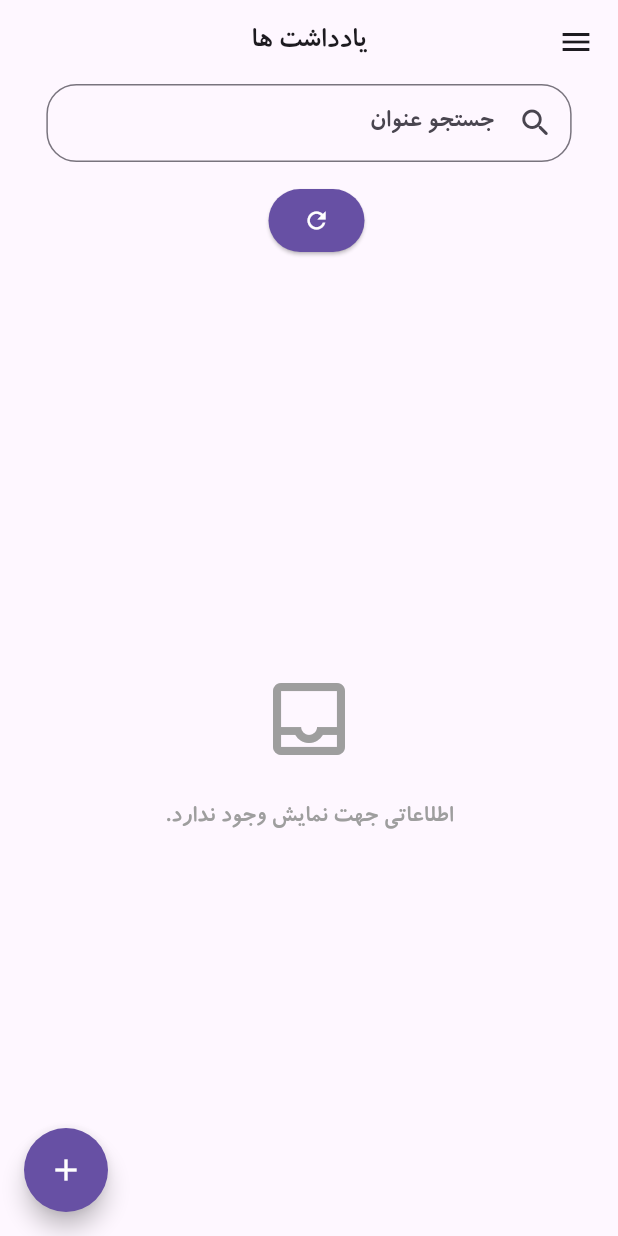
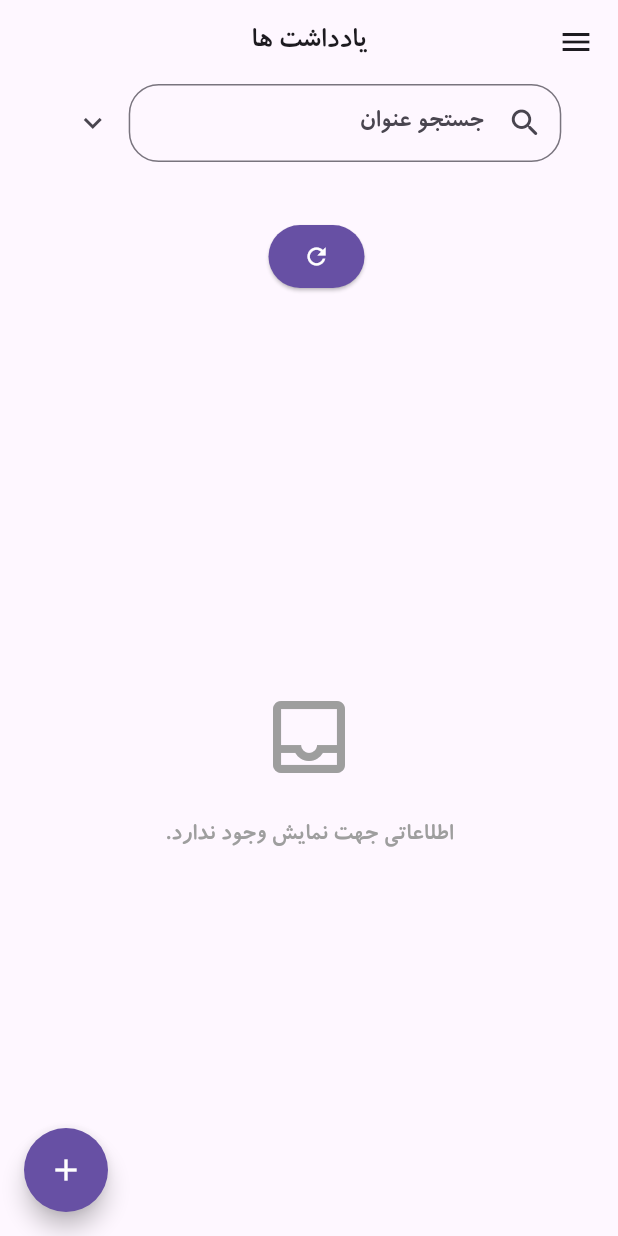
Before and after one commit to Poya403/PowNotAl, a Flutter app: the screen it shows after launch, on a phone screen of 412 x 824 dp. Run offline on Flutter 3.47's test engine with Material 3 defaults, Android fonts, the light colour scheme and no system bars; our stand-ins replace connectivity_plus, google_sign_in, shamsi_date, share_plus, sqflite, sqflite_common_ffi; missing offline and left inert: googleapis, persian_datetime_picker; accounts and stored records are empty.

Commit message:
The search filter section was created.

```diff
--- a/lib/features/note/screens/search_box.dart
+++ b/lib/features/note/screens/search_box.dart
@@ -1,9 +1,12 @@
 import 'package:flutter/material.dart';
 import 'package:pow_note_ai/utils/app_radius.dart';
 import 'package:pow_note_ai/utils/app_texts.dart';
+import 'package:pow_note_ai/widgets/text_fields/custom_persian_date_picker.dart';
 import 'package:pow_note_ai/widgets/text_fields/custom_text_field.dart';
 import 'package:pow_note_ai/features/note/providers/note_provider.dart';
 import 'package:provider/provider.dart';
+
+import '../../../utils/app_spacing.dart';
 
 class SearchBox extends StatefulWidget {
   const SearchBox({super.key});
@@ -12,16 +15,40 @@ class SearchBox extends StatefulWidget {
   State<SearchBox> createState() => _SearchBoxState();
 }
 
-class _SearchBoxState extends State<SearchBox> {
+class _SearchBoxState extends State<SearchBox>
+    with SingleTickerProviderStateMixin {
   final titleController = TextEditingController();
-  bool isExpanded = false;
+  final startDateController = TextEditingController();
+  final endDateController = TextEditingController();
+  String? gregorianStartDate;
+  String? gregorianEndDate;
+  ValueNotifier<bool> isExpanded = ValueNotifier(false);
+
+  @override
+  void dispose() {
+    titleController.dispose();
+    startDateController.dispose();
+    endDateController.dispose();
+    isExpanded.dispose();
+    super.dispose();
+  }
 
   @override
   Widget build(BuildContext context) {
+    final screenWidth = MediaQuery.of(context).size.width;
+    final isDesktop = screenWidth > 800;
+
+    final fieldWidth = isDesktop ? screenWidth * 0.15 : screenWidth * 0.7;
+
     return Column(
       crossAxisAlignment: CrossAxisAlignment.center,
       children: [
-        CustomTextField(
+        Row(
+          mainAxisAlignment: MainAxisAlignment.center,
+          children: [
+            SizedBox(
+              width: isDesktop ? screenWidth * 0.5 : fieldWidth,
+              child: CustomTextField(
                 controller: titleController,
                 labelText: AppTexts.search,
                 borderRadius: AppRadius.radius20,
@@ -30,12 +57,18 @@ class _SearchBoxState extends State<SearchBox> {
                   valueListenable: titleController,
                   builder: (context, value, child) {
                     return IconButton(
-                onPressed: value.text.isNotEmpty
-                    ? () async => context.read<NoteProvider>().searchNotes(
-                        title: titleController.text.trim(),
-                      )
-                    : null,
-                icon: Icon(Icons.search_rounded),
+                      onPressed: () async {
+                        final title = titleController.text.trim().isNotEmpty
+                            ? titleController.text.trim()
+                            : null;
+
+                        await context.read<NoteProvider>().searchNotes(
+                          title: title,
+                          startDate: gregorianStartDate,
+                          endDate: gregorianEndDate,
+                        );
+                      },
+                      icon: const Icon(Icons.search_rounded),
                     );
                   },
                 ),
@@ -53,7 +86,90 @@ class _SearchBoxState extends State<SearchBox> {
                   },
                 ),
               ),
+            ),
+
+            IconButton(
+              onPressed: () => isExpanded.value = !isExpanded.value,
+              icon: ValueListenableBuilder<bool>(
+                valueListenable: isExpanded,
+                builder: (_, expanded, __) => AnimatedRotation(
+                  duration: const Duration(milliseconds: 250),
+                  turns: expanded ? 0.5 : 0,
+                  child: const Icon(Icons.keyboard_arrow_down),
+                ),
+              ),
+            ),
+          ],
+        ),
+
+        AppSpacing.height24,
+
+        ValueListenableBuilder<bool>(
+          valueListenable: isExpanded,
+          builder: (context, expanded, _) {
+            return AnimatedSize(
+              duration: const Duration(milliseconds: 250),
+              curve: Curves.easeInOut,
+              child: expanded
+                  ? isDesktop
+                  ? Center(
+                child: Row(
+                  mainAxisSize: MainAxisSize.min,
+                  textDirection: TextDirection.rtl,
+                  children: [
+                    SizedBox(
+                      width: fieldWidth,
+                      child: _filterFields()[0],
+                    ),
+                    AppSpacing.width30,
+                    SizedBox(
+                      width: fieldWidth,
+                      child: _filterFields()[1],
+                    ),
+                  ],
+                ),
+              )
+                  : Column(
+                crossAxisAlignment: CrossAxisAlignment.center,
+                children: [
+                  SizedBox(
+                    width: fieldWidth,
+                    child: _filterFields()[0],
+                  ),
+                  AppSpacing.height10,
+                  SizedBox(
+                    width: fieldWidth,
+                    child: _filterFields()[1],
+                  ),
+                ],
+              )
+                  : const SizedBox.shrink(),
+            );
+          },
+        ),
       ],
     );
   }
+
+  List<Widget> _filterFields() {
+    return [
+      CustomPersianDateField(
+        controller: startDateController,
+        labelText: AppTexts.startDate,
+        helpText: AppTexts.startDate,
+        onDateSelected: (value){
+          gregorianStartDate = value;
+        },
+      ),
+      CustomPersianDateField(
+        controller: endDateController,
+        labelText: AppTexts.endDate,
+        helpText: AppTexts.endDate,
+        onDateSelected: (value){
+          gregorianEndDate = value;
+          print(gregorianEndDate.toString());
+        },
+      ),
+    ];
   }
+}
--- a/lib/utils/app_texts.dart
+++ b/lib/utils/app_texts.dart
@@ -54,5 +54,8 @@ class AppTexts{
   static String noBackups = 'نسخه پشتیبانی برای بازیابی وجود ندارد.';
 
   static String search = 'جستجو عنوان';
+
+  static String startDate = 'از تاریخ';
+  static String endDate = 'تا تاریخ';
   // messagebox
 }
```
Also changed, not shown: lib/features/note/providers/note_provider.dart (+12 -4 lines), lib/features/note/repositories/note_repository.dart (+32 -12 lines), lib/widgets/text_fields/custom_persian_date_picker.dart (added, +137 -0 lines). Lines whose indentation alone changed are shown as unchanged.
